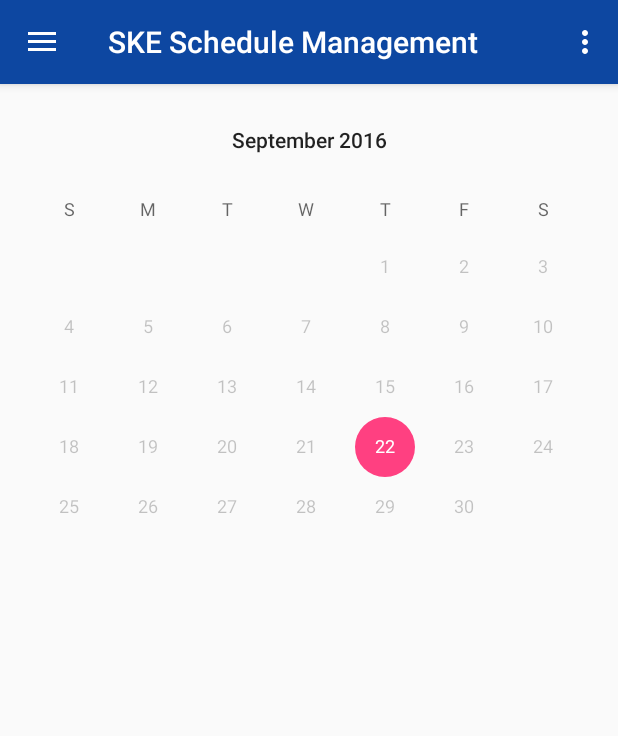
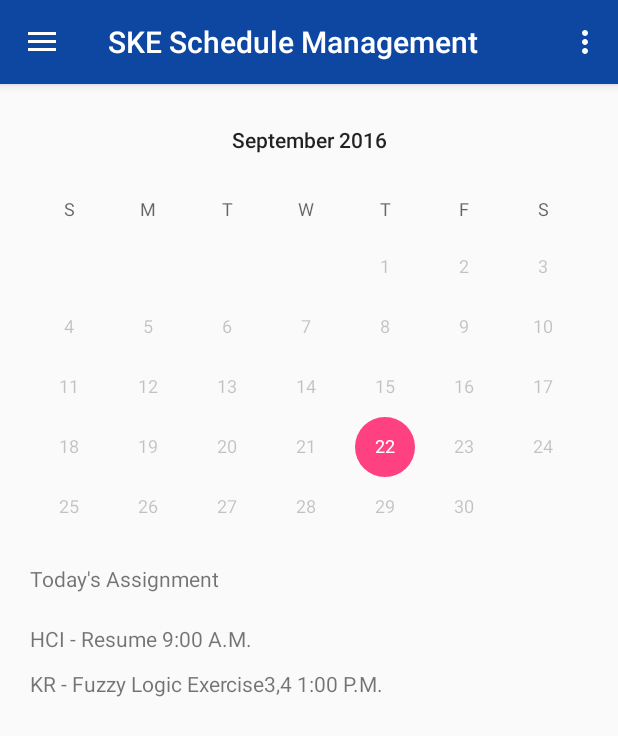
Before and after one commit to b5710546348/HCI_Menu_layout, an Android app: the screen it shows after launch (MainActivity), on a phone screen of 412 x 824 dp. Shown: the top 736 px of the screen. Run offline under Robolectric (Android 15) with nearby library versions, the phone set to English and light mode, and no system bars.

Commit message:
fix logo

```diff
--- a/app/src/main/AndroidManifest.xml
+++ b/app/src/main/AndroidManifest.xml
@@ -4,7 +4,7 @@
 
     <application
         android:allowBackup="true"
-        android:icon="@mipmap/ic_launcher"
+        android:icon="@drawable/ic_people_black_24dp"
         android:label="@string/app_name"
         android:supportsRtl="true"
         android:theme="@style/AppTheme" >
--- a/app/src/main/java/com/example/zen/hci_menu_layout/MainActivity.java
+++ b/app/src/main/java/com/example/zen/hci_menu_layout/MainActivity.java
@@ -65,10 +65,7 @@ public class MainActivity extends AppCompatActivity implements NavigationView.On
                 findItem(R.id.nav_new_feeds));
 
 
-        String[] x = new String[]{"AAA","BBB","CCC"};
-        ListView lv = (ListView) findViewById(R.id.mobile_list);
-        ArrayAdapter<String> test = new ArrayAdapter<>(this, R.layout.app_bar_main,x);
-        //lv.setAdapter(test);
+
 
        initializeCountDrawer();
     }
--- /dev/null
+++ b/app/src/main/res/drawable/ic_people_black_24dp.xml
@@ -0,0 +1,9 @@
+<vector xmlns:android="http://schemas.android.com/apk/res/android"
+        android:width="24dp"
+        android:height="24dp"
+        android:viewportWidth="24.0"
+        android:viewportHeight="24.0">
+    <path
+        android:fillColor="#FF000000"
+        android:pathData="M16,11c1.66,0 2.99,-1.34 2.99,-3S17.66,5 16,5c-1.66,0 -3,1.34 -3,3s1.34,3 3,3zM8,11c1.66,0 2.99,-1.34 2.99,-3S9.66,5 8,5C6.34,5 5,6.34 5,8s1.34,3 3,3zM8,13c-2.33,0 -7,1.17 -7,3.5L1,19h14v-2.5c0,-2.33 -4.67,-3.5 -7,-3.5zM16,13c-0.29,0 -0.62,0.02 -0.97,0.05 1.16,0.84 1.97,1.97 1.97,3.45L17,19h6v-2.5c0,-2.33 -4.67,-3.5 -7,-3.5z"/>
+</vector>
--- a/app/src/main/res/layout/app_bar_main.xml
+++ b/app/src/main/res/layout/app_bar_main.xml
@@ -35,14 +35,32 @@
             android:layout_marginTop="60dp"
             android:id="@+id/calendarView"
             />
-        <ListView
-            android:id="@+id/mobile_list"
+
+        <TextView
             android:layout_width="match_parent"
-            android:layout_height="wrap_content"
-            android:layout_marginTop="20dp"
+            android:layout_height="40dp"
+            android:layout_below="@id/calendarView"
             android:layout_marginLeft="20dp"
-            android:layout_below="@id/calendarView">
-        </ListView>
+            android:id="@+id/text1"
+            android:layout_alignParentStart="true"
+            android:text="Today's Assignment" />
+        <TextView
+            android:layout_width="match_parent"
+            android:layout_height="30dp"
+            android:layout_below="@id/text1"
+            android:layout_marginLeft="20dp"
+            android:id="@+id/text2"
+            android:layout_alignParentStart="true"
+            android:text="HCI - Resume 9:00 A.M." />
+
+        <TextView
+            android:layout_width="match_parent"
+            android:layout_height="30dp"
+            android:layout_below="@id/text2"
+            android:layout_marginLeft="20dp"
+            android:id="@+id/text3"
+            android:layout_alignParentStart="true"
+            android:text="KR - Fuzzy Logic Exercise3,4 1:00 P.M." />
 
 
     </RelativeLayout>
```
